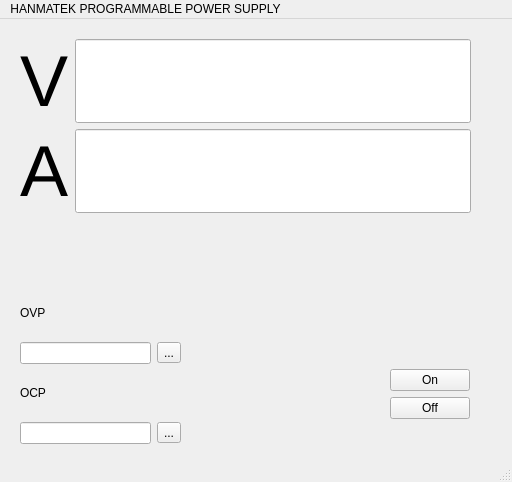
Before: the Qt Designer form mainwindow.ui in TheComedianLol/Power-Supply-GUI, drawn with Qt 5.
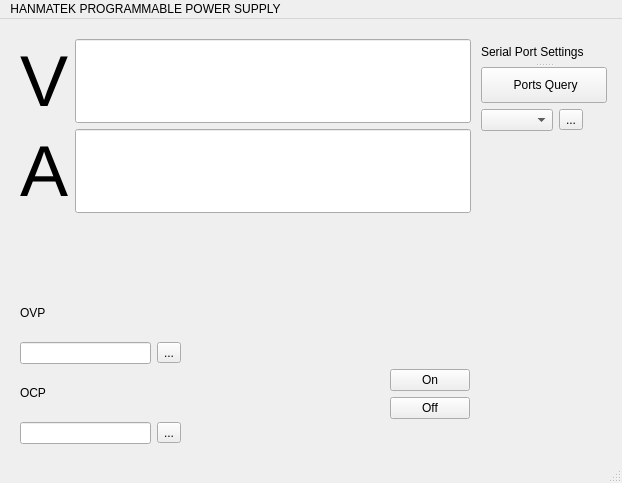
After: the same form once the commit is applied.

Patch:
```diff
--- a/mainwindow.ui
+++ b/mainwindow.ui
@@ -6,15 +6,15 @@
    <rect>
     <x>0</x>
     <y>0</y>
-    <width>512</width>
-    <height>482</height>
+    <width>622</width>
+    <height>483</height>
    </rect>
   </property>
   <property name="windowTitle">
    <string>MainWindow</string>
   </property>
   <widget class="QWidget" name="centralwidget">
-   <widget class="QWidget" name="">
+   <widget class="QWidget" name="layoutWidget">
     <property name="geometry">
      <rect>
       <x>390</x>
@@ -40,7 +40,7 @@
      </item>
     </layout>
    </widget>
-   <widget class="QWidget" name="">
+   <widget class="QWidget" name="layoutWidget">
     <property name="geometry">
      <rect>
       <x>20</x>
@@ -100,7 +100,7 @@
      </item>
     </layout>
    </widget>
-   <widget class="QWidget" name="">
+   <widget class="QWidget" name="layoutWidget">
     <property name="geometry">
      <rect>
       <x>20</x>
@@ -150,14 +150,53 @@
      </item>
     </layout>
    </widget>
+   <widget class="QWidget" name="layoutWidget">
+    <property name="geometry">
+     <rect>
+      <x>481</x>
+      <y>21</y>
+      <width>126</width>
+      <height>91</height>
+     </rect>
+    </property>
+    <layout class="QFormLayout" name="formLayout_3">
+     <item row="0" column="0" colspan="2">
+      <widget class="QSplitter" name="splitter">
+       <property name="orientation">
+        <enum>Qt::Orientation::Vertical</enum>
+       </property>
+       <widget class="QLabel" name="lblOVP_2">
+        <property name="text">
+         <string>Serial Port Settings</string>
+        </property>
+       </widget>
+       <widget class="QPushButton" name="portQuery">
+        <property name="text">
+         <string> Ports Query</string>
+        </property>
+       </widget>
+      </widget>
+     </item>
+     <item row="1" column="0">
+      <widget class="QComboBox" name="comboBox"/>
+     </item>
+     <item row="1" column="1">
+      <widget class="QToolButton" name="btnOpenPort">
+       <property name="text">
+        <string>...</string>
+       </property>
+      </widget>
+     </item>
+    </layout>
+   </widget>
   </widget>
   <widget class="QMenuBar" name="menubar">
    <property name="geometry">
     <rect>
      <x>0</x>
      <y>0</y>
-     <width>512</width>
-     <height>25</height>
+     <width>622</width>
+     <height>21</height>
     </rect>
    </property>
    <widget class="QMenu" name="menuHANMATEK_PROGRAMMABLE_POWER_SUPPLY">
```
